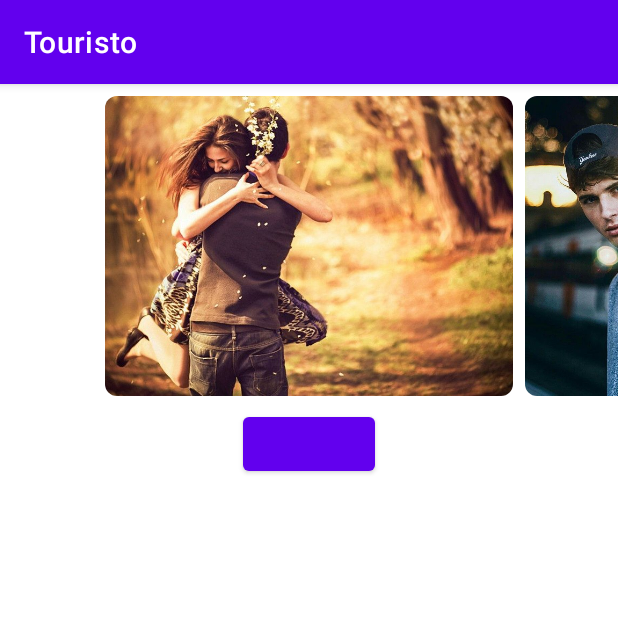
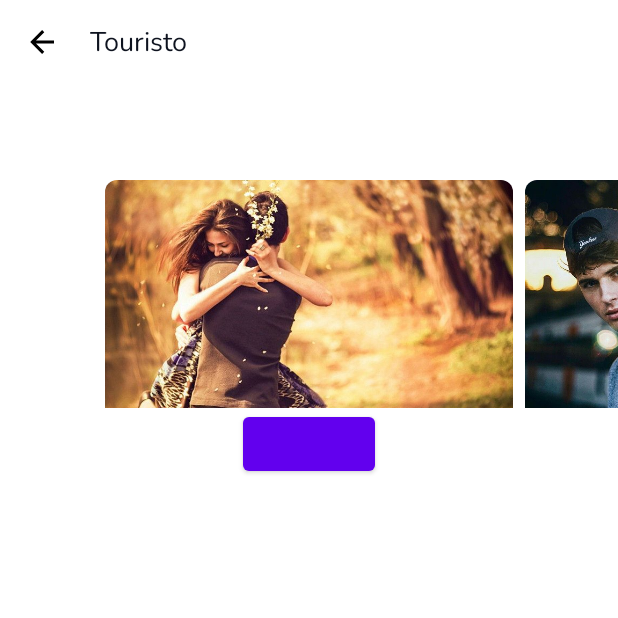
Before and after one commit to JGMax/TouristoMobile, an Android app: the screen it shows after launch (MainActivity), on a phone screen of 412 x 824 dp, the top half of it. Run offline under Robolectric (Android 15) with nearby library versions, the phone set to English and light mode, and no system bars; our stand-ins replace Shimmer; pictures from the network do not load.

Commit message:
Add toolbar styles and utils

```diff
--- a/app/src/main/java/ru/inteam/touristo/MainActivity.kt
+++ b/app/src/main/java/ru/inteam/touristo/MainActivity.kt
@@ -7,6 +7,7 @@ import ru.inteam.touristo.common.ui.network.NetworkAppCompatActivity
 import ru.inteam.touristo.common.util.buildResourceUri
 import ru.inteam.touristo.ui_kit.carousel.CarouselView
 import ru.inteam.touristo.ui_kit.carousel.model.CarouselItem
+import ru.inteam.touristo.ui_kit.toolbar.attachToolbar
 
 class MainActivity : NetworkAppCompatActivity(R.layout.activity_main) {
     private val list: List<CarouselItem> by lazy {
@@ -21,6 +22,7 @@ class MainActivity : NetworkAppCompatActivity(R.layout.activity_main) {
 
     override fun onCreate(savedInstanceState: Bundle?) {
         super.onCreate(savedInstanceState)
+        attachToolbar(findViewById(R.id.toolbar))
         val carousel = findViewById<CarouselView>(R.id.carousel)
         lifecycleScope.launch {
 //            carousel.submitItems(
--- a/app/src/main/res/layout/activity_main.xml
+++ b/app/src/main/res/layout/activity_main.xml
@@ -6,13 +6,22 @@
     android:layout_height="match_parent"
     tools:context=".MainActivity">
 
+    <androidx.appcompat.widget.Toolbar
+        style="@style/TKit.Toolbar.NavBack"
+        android:id="@+id/toolbar"
+        app:title="@string/app_name"
+        app:layout_constraintStart_toStartOf="parent"
+        app:layout_constraintEnd_toEndOf="parent"
+        app:layout_constraintTop_toTopOf="parent"/>
+
     <ru.inteam.touristo.ui_kit.carousel.CarouselView
         android:id="@+id/carousel"
         android:layout_width="match_parent"
         android:layout_height="wrap_content"
-        app:layout_constraintTop_toTopOf="parent"/>
+        app:layout_constraintTop_toBottomOf="@id/toolbar"/>
 
     <Button
+        android:id="@+id/aboba"
         android:layout_width="wrap_content"
         android:layout_height="wrap_content"
         app:layout_constraintEnd_toEndOf="parent"
--- a/app/src/main/res/values-night/themes.xml
+++ b/app/src/main/res/values-night/themes.xml
@@ -1,6 +1,6 @@
 <resources xmlns:tools="http://schemas.android.com/tools">
     <!-- Base application theme. -->
-    <style name="Theme.TouristoMobile" parent="Theme.MaterialComponents.DayNight.DarkActionBar">
+    <style name="Theme.TouristoMobile" parent="Theme.MaterialComponents.DayNight.NoActionBar">
         <!-- Primary brand color. -->
         <item name="colorPrimary">@color/purple_200</item>
         <item name="colorPrimaryVariant">@color/purple_700</item>
--- a/app/src/main/res/values/themes.xml
+++ b/app/src/main/res/values/themes.xml
@@ -1,6 +1,6 @@
 <resources xmlns:tools="http://schemas.android.com/tools">
     <!-- Base application theme. -->
-    <style name="Theme.TouristoMobile" parent="Theme.MaterialComponents.DayNight.DarkActionBar">
+    <style name="Theme.TouristoMobile" parent="Theme.MaterialComponents.DayNight.NoActionBar">
         <!-- Primary brand color. -->
         <item name="colorPrimary">@color/purple_500</item>
         <item name="colorPrimaryVariant">@color/purple_700</item>
--- /dev/null
+++ b/common-ui/src/main/java/ru/inteam/touristo/ui_kit/toolbar/ToolbarFactory.kt
@@ -0,0 +1,14 @@
+package ru.inteam.touristo.ui_kit.toolbar
+
+import android.view.View
+import androidx.appcompat.app.AppCompatActivity
+import androidx.appcompat.widget.Toolbar
+
+fun AppCompatActivity.attachToolbar(
+    toolbar: Toolbar,
+    onNavigationClick: View.OnClickListener = View.OnClickListener { onBackPressed() }
+) {
+    setSupportActionBar(toolbar)
+    supportActionBar?.setDisplayHomeAsUpEnabled(true)
+    toolbar.setNavigationOnClickListener(onNavigationClick)
+}
--- /dev/null
+++ b/common-ui/src/main/res/drawable/ic_back.xml
@@ -0,0 +1,9 @@
+<vector xmlns:android="http://schemas.android.com/apk/res/android"
+    android:width="24dp"
+    android:height="24dp"
+    android:viewportWidth="24"
+    android:viewportHeight="24">
+  <path
+      android:pathData="M20.0002,11V13H8.0002L13.5002,18.5L12.0802,19.92L4.1602,12L12.0802,4.08L13.5002,5.5L8.0002,11H20.0002Z"
+      android:fillColor="#000000"/>
+</vector>
--- /dev/null
+++ b/common-ui/src/main/res/values/toolbars.xml
@@ -0,0 +1,16 @@
+<?xml version="1.0" encoding="utf-8"?>
+<resources>
+    <style name="TKit.Toolbar" parent="Widget.Material3.Toolbar">
+        <item name="android:layout_width">match_parent</item>
+        <item name="android:layout_height">?attr/actionBarSize</item>
+        <item name="titleTextColor">@color/neutral_900</item>
+        <item name="titleTextAppearance">@style/TKit.TextAppearance.Header3</item>
+        <item name="contentInsetStart">16dp</item>
+        <item name="popupTheme">@style/ThemeOverlay.AppCompat.DayNight</item>
+    </style>
+
+    <style name="TKit.Toolbar.NavBack">
+        <item name="navigationIcon">@drawable/ic_back</item>
+        <item name="collapseIcon">@drawable/ic_back</item>
+    </style>
+</resources>
--- /dev/null
+++ b/common/src/main/java/ru/inteam/touristo/common/ui/activity/ActivityExt.kt
@@ -0,0 +1,13 @@
+package ru.inteam.touristo.common.ui.activity
+
+import android.app.Activity
+import android.content.Context
+import android.content.Intent
+
+inline fun <reified T : Any> intentFor(context: Context) = Intent(context, T::class.java)
+
+inline fun <reified T : Activity> Context.startActivity(extras: Intent.() -> Unit = {}) {
+    val intent = intentFor<T>(this)
+    intent.extras()
+    startActivity(intent)
+}
```
